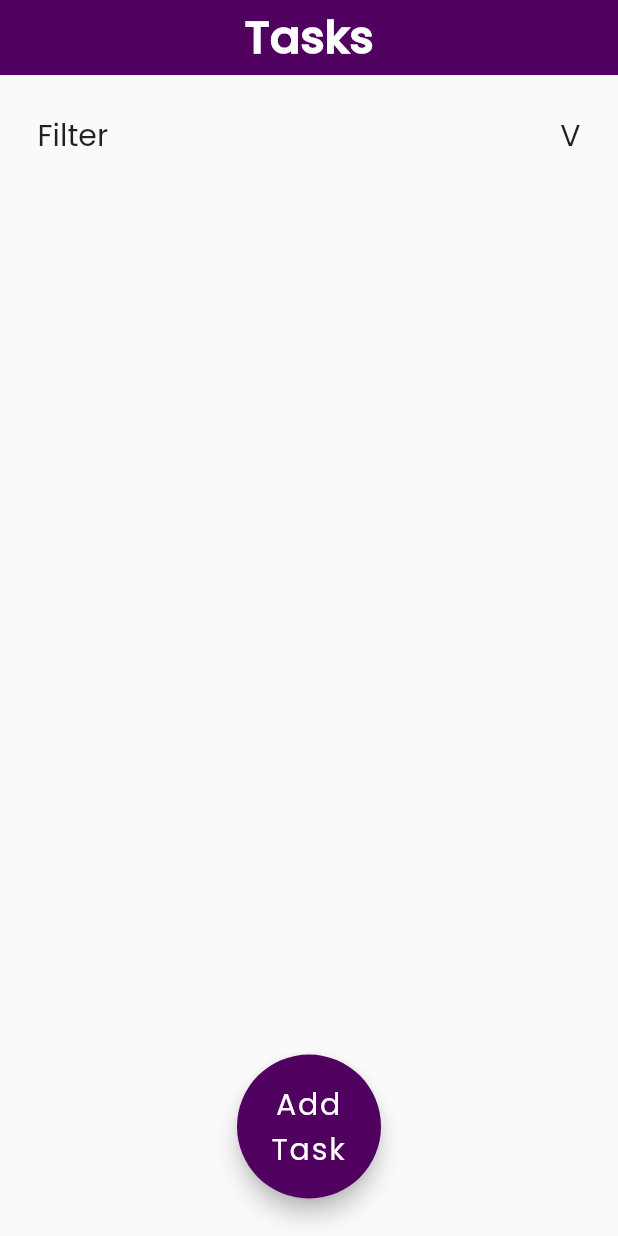
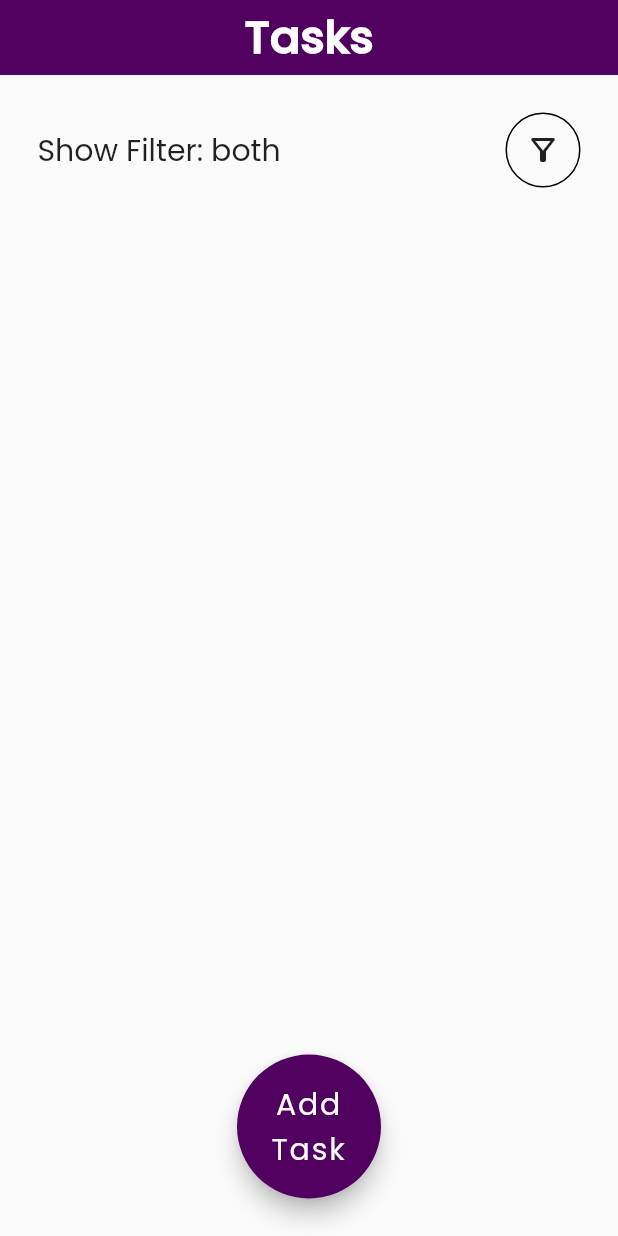
Before and after one commit to HamiiidAsgarian/flutter-metric, a Flutter app: the screen it shows after launch, on a phone screen of 412 x 824 dp. Run offline on Flutter 3.47's test engine with Material 2 defaults, Android fonts, the light colour scheme and no system bars; our stand-ins replace flutter_bloc.

Commit message:
add filters

```diff
--- a/lib/Models/task_model.dart
+++ b/lib/Models/task_model.dart
@@ -19,4 +19,4 @@ class Task {
   }
 }
 
-enum TaskStatus { completed, onProgress }
+enum TaskStatus { completed, onProgress, both }
--- a/lib/blocs/task_bloc.dart
+++ b/lib/blocs/task_bloc.dart
@@ -23,46 +23,64 @@ class EditTask extends TaskEvent {
   EditTask({required this.task, required this.taskIndex});
 }
 
+class SetFilter extends TaskEvent {
+  TaskStatus newFilter;
+  SetFilter({required this.newFilter});
+}
+
 //--------------------------------------------------------
 abstract class TaskState {
-  TaskState({required this.tasks});
+  TaskState({required this.tasks, required this.filterStatus});
   List<Task> tasks;
+  TaskStatus? filterStatus;
 }
 
 class TaskInit extends TaskState {
-  TaskInit() : super(tasks: []);
+  TaskInit() : super(tasks: [], filterStatus: TaskStatus.both);
 }
 
 class TaskUpdate extends TaskState {
-  TaskUpdate({required super.tasks});
+  TaskUpdate({required super.tasks, required super.filterStatus});
 }
 
 //--------------------------------------------------------
 class TaskBloc extends Bloc<TaskEvent, TaskState> {
   List<Task> tasksTemp = [];
+  TaskStatus filterStatus = TaskStatus.both;
 
   TaskBloc() : super(TaskInit()) {
     on<AddTask>(addTask);
     on<ReplaceTask>(replaceTask);
     on<EditTask>(editTask);
+    on<SetFilter>(setFilter);
   }
 
   addTask(AddTask event, Emitter<TaskState> emit) {
     tasksTemp.add(event.newTask);
-    emit(TaskUpdate(tasks: tasksTemp));
-    print("tasksTemp");
+    emit(TaskUpdate(tasks: tasksTemp, filterStatus: filterStatus));
   }
 
   replaceTask(ReplaceTask event, Emitter<TaskState> emit) {
     Task removedTask = tasksTemp.removeAt(event.oldIndex);
     tasksTemp.insert(event.newIndex, removedTask);
-    emit(TaskUpdate(tasks: tasksTemp));
-    print("removedTask");
+    emit(TaskUpdate(tasks: tasksTemp, filterStatus: filterStatus));
   }
 
   editTask(EditTask event, Emitter<TaskState> emit) {
     tasksTemp[event.taskIndex] = event.task;
-    emit(TaskUpdate(tasks: tasksTemp));
-    print("editTask");
+    emit(TaskUpdate(tasks: tasksTemp, filterStatus: filterStatus));
   }
+
+  setFilter(SetFilter event, Emitter<TaskState> emit) {
+    filterStatus = event.newFilter;
+    if (filterStatus == TaskStatus.both) {
+      emit(TaskUpdate(tasks: tasksTemp, filterStatus: filterStatus));
+    } else {
+      emit(TaskUpdate(tasks: tasksTemp, filterStatus: filterStatus));
+    }
+  }
+
+  // setFilter(TaskStatus status) {
+  //   filterStatus = status;
+  // }
 }
--- a/lib/const.dart
+++ b/lib/const.dart
@@ -6,6 +6,8 @@ class Consts {
   // int titleFontSize = 30;
 
   static Color mainPurple = const Color.fromARGB(255, 80, 0, 94);
+  static Color secondaryPurple = const Color.fromARGB(255, 88, 11, 102);
+
   static ThemeData taskCartTransparentTheme = ThemeData(
     canvasColor: Colors.transparent,
     shadowColor: Colors.transparent,
--- a/lib/pages/home_page.dart
+++ b/lib/pages/home_page.dart
@@ -1,8 +1,10 @@
 import 'package:flutter/material.dart';
 import 'package:flutter_bloc/flutter_bloc.dart';
+import 'package:web_metric/Models/task_model.dart';
 import 'package:web_metric/blocs/task_bloc.dart';
 import 'package:web_metric/const.dart';
 import 'package:web_metric/pages/newtask_page.dart';
+import 'package:web_metric/widgets/popup_menu.dart';
 import 'package:web_metric/widgets/task_card.dart';
 import '../widgets/custom_appbar.dart';
 
@@ -11,11 +13,6 @@ class HomePage extends StatelessWidget {
 
   @override
   Widget build(BuildContext context) {
-    // final ValueNotifier tasks = ValueNotifier([
-    //   '1111111111111111111111111111111111111111111112222222222222222222222222222222222222222222222222222222221',
-    //   't2',
-    //   't3'
-    // ]);
     return Scaffold(
       appBar: const CustomAppbar(title: 'Tasks'),
       body: SafeArea(
@@ -27,25 +24,46 @@ class HomePage extends StatelessWidget {
             Row(
               mainAxisAlignment: MainAxisAlignment.spaceBetween,
               children: [
-                Text("Filter", style: Consts.cardTextStyle),
-                const SizedBox(height: 5),
-                Text("V", style: Consts.cardTextStyle),
+                Row(
+                  children: [
+                    Text("Show Filter: ", style: Consts.cardTextStyle),
+                    BlocBuilder<TaskBloc, TaskState>(
+                      builder: (context, state) {
+                        return Text(state.filterStatus!.name.toString(),
+                            style: Consts.cardTextStyle);
+                      },
+                    ),
                   ],
                 ),
-            const SizedBox(height: 10),
+
+                ///sets the filter status in bloc to fetch the relevant list later in the list
+                CustomPopup(onSelected: (e) {
+                  if (e == TaskStatus.completed.name) {
+                    BlocProvider.of<TaskBloc>(context)
+                        .add(SetFilter(newFilter: TaskStatus.completed));
+                  } else if (e == TaskStatus.onProgress.name) {
+                    BlocProvider.of<TaskBloc>(context)
+                        .add(SetFilter(newFilter: TaskStatus.onProgress));
+                  } else {
+                    BlocProvider.of<TaskBloc>(context)
+                        .add(SetFilter(newFilter: TaskStatus.both));
+                  }
+                }),
+              ],
+            ),
+            const SizedBox(height: 20),
             Expanded(
-              child: Container(
-                // color: Colors.red,
               child: Theme(
                 data: Consts.taskCartTransparentTheme,
                 child: BlocBuilder<TaskBloc, TaskState>(
                   builder: (context, state) {
                     return ReorderableListView(
-                          // buildDefaultDragHandles: false,
                         children: List.generate(state.tasks.length, (index) {
+                          if (state.tasks[index].status == state.filterStatus ||
+                              state.filterStatus == TaskStatus.both) {
                             return Container(
                               key: ValueKey('t$index'),
-                              margin: const EdgeInsets.only(bottom: 5),
+                              margin: const EdgeInsets.only(bottom: 10),
                               child: TaskCard(
                                   data: state.tasks[index],
                                   onTapStatus: () {
@@ -68,6 +86,10 @@ class HomePage extends StatelessWidget {
                                                     state.tasks[index])));
                                   }),
                             );
+                          }
+                          return SizedBox(
+                            key: ValueKey('t$index'),
+                          );
                         }),
                         onReorder: (int oldIndex, int newIndex) {
                           if (newIndex > oldIndex) newIndex -= 1;
@@ -75,7 +97,6 @@ class HomePage extends StatelessWidget {
                               oldIndex: oldIndex, newIndex: newIndex));
                         });
                   },
-                  ),
                 ),
               ),
             ),
--- a/lib/pages/newtask_page.dart
+++ b/lib/pages/newtask_page.dart
@@ -104,7 +104,6 @@ class EnterTaskPage extends StatelessWidget {
         child: CupertinoButton(
             color: Colors.red,
             onPressed: () {
-              print("title.text");
               BlocProvider.of<TaskBloc>(context).add(EditTask(
                   task: Task(
                       title: title.text,
@@ -115,7 +114,7 @@ class EnterTaskPage extends StatelessWidget {
               showSnackBar(
                   context, "New Task Has Been Added", SnackbarType.delete);
             },
-            child: Text("Edit")),
+            child: const Text("Edit")),
       );
     }
   }
--- /dev/null
+++ b/lib/widgets/popup_menu.dart
@@ -0,0 +1,43 @@
+import 'package:flutter/material.dart';
+import 'package:web_metric/Models/task_model.dart';
+
+class CustomPopup extends StatelessWidget {
+  const CustomPopup({super.key, required this.onSelected});
+  final Function(String selected) onSelected;
+
+  @override
+  Widget build(BuildContext context) {
+    String selected = TaskStatus.both.name;
+    return Container(
+      decoration: BoxDecoration(border: Border.all(), shape: BoxShape.circle),
+      child: PopupMenuButton(
+        // padding: EdgeInsets.symmetric(horizontal: 5),
+        icon: Row(
+          mainAxisAlignment: MainAxisAlignment.center,
+          children: const [
+            // Text(selected, style: Consts.smallTextStyle),
+            Icon(Icons.filter_alt_outlined)
+          ],
+        ),
+        initialValue: selected,
+        onSelected: (value) => onSelected(value),
+        itemBuilder: (BuildContext context) {
+          return [
+            PopupMenuItem(
+              value: TaskStatus.both.name,
+              child: const Text("No Filter"),
+            ),
+            PopupMenuItem(
+              value: TaskStatus.completed.name,
+              child: const Text("Completed"),
+            ),
+            PopupMenuItem(
+              value: TaskStatus.onProgress.name,
+              child: const Text("OnProgress"),
+            ),
+          ];
+        },
+      ),
+    );
+  }
+}
```
Also changed, not shown: lib/widgets/task_card.dart (+8 -7 lines). Lines whose indentation alone changed are shown as unchanged.
